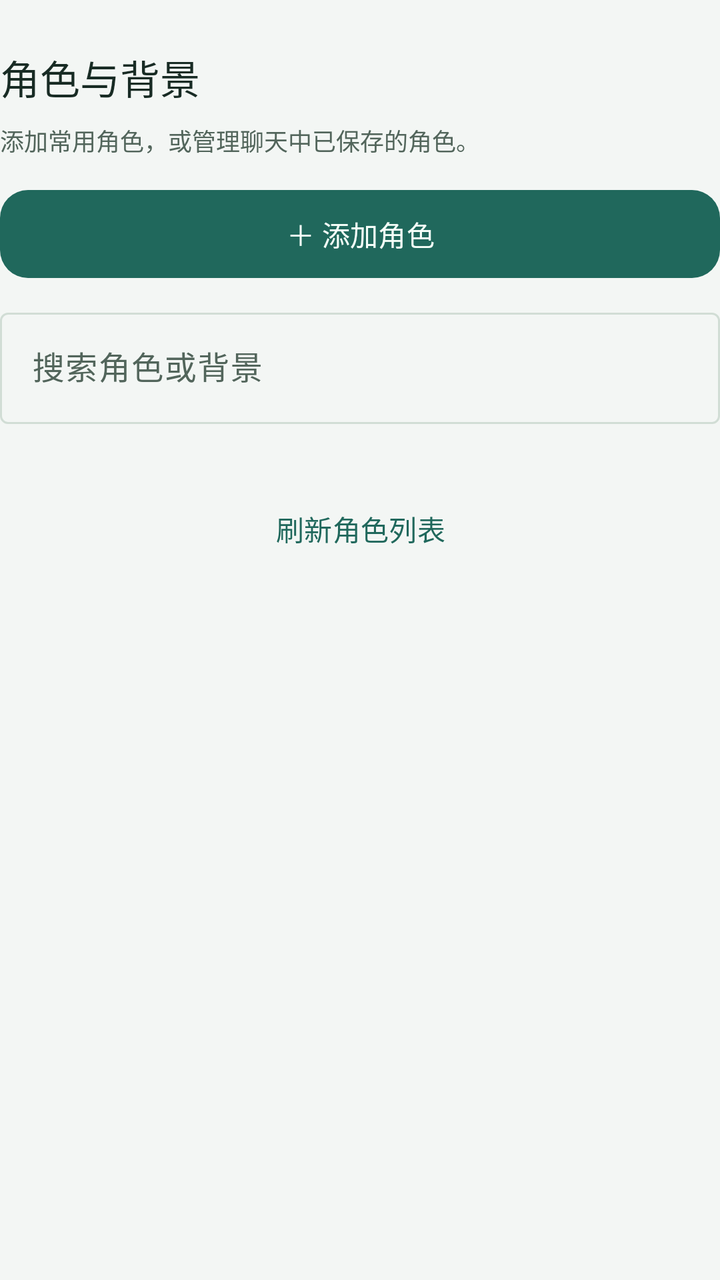
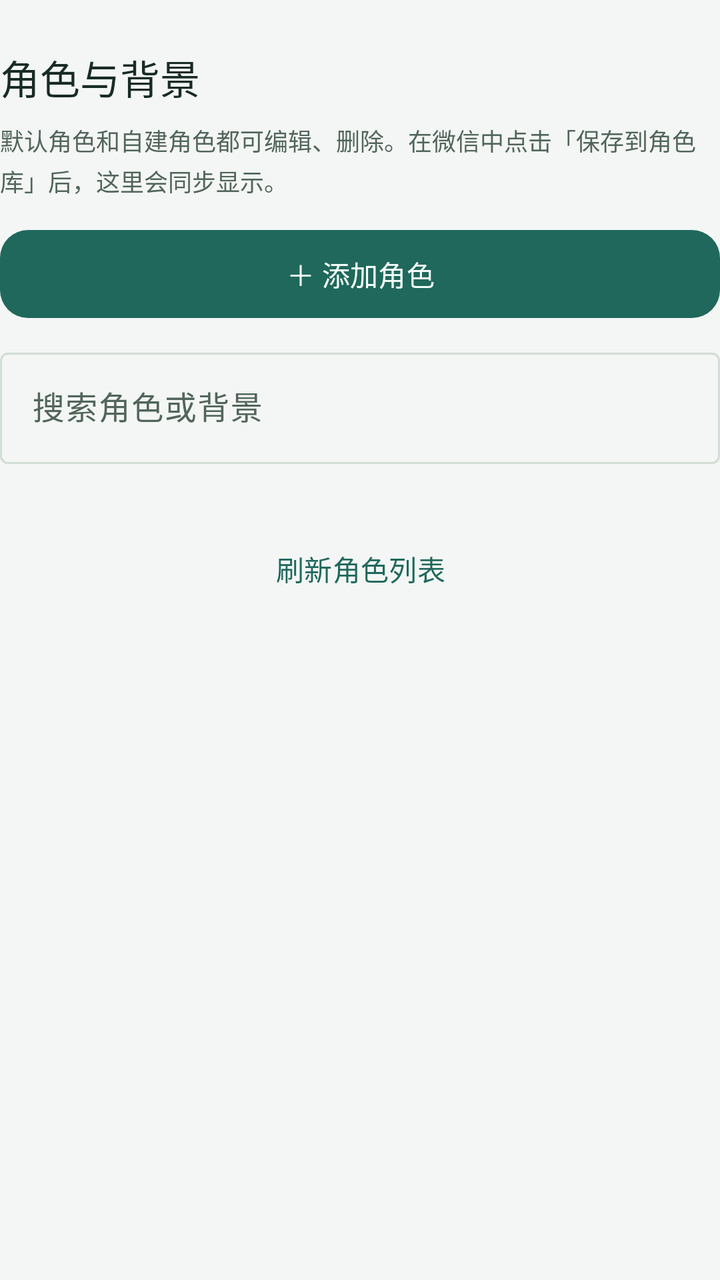

The first picture is an Android layout as it rendered before a commit; the second is the same layout after the commit. The layout source and the unified diff follow.
<!-- AndroidManifest.xml: application theme Theme.WeChatMood -->
<!-- res/layout/role_manager.xml -->
<?xml version="1.0" encoding="utf-8"?>
<LinearLayout xmlns:android="http://schemas.android.com/apk/res/android" xmlns:app="http://schemas.android.com/apk/res-auto" android:layout_width="match_parent" android:layout_height="wrap_content" android:orientation="vertical">
    <TextView style="@style/Yanwai.Section" android:text="角色与背景" android:layout_marginTop="24dp" />
    <TextView style="@style/Yanwai.Caption" android:text="添加常用角色，或管理聊天中已保存的角色。" />
    <com.google.android.material.button.MaterialButton android:id="@+id/addRole" style="@style/Yanwai.Button" android:layout_marginTop="12dp" android:text="＋ 添加角色" />
    <com.google.android.material.textfield.TextInputLayout style="@style/Widget.Material3.TextInputLayout.OutlinedBox" android:layout_width="match_parent" android:layout_height="wrap_content" android:layout_marginTop="8dp" android:hint="搜索角色或背景" app:endIconMode="clear_text">
        <com.google.android.material.textfield.TextInputEditText android:id="@+id/searchRoles" android:layout_width="match_parent" android:layout_height="wrap_content" android:minHeight="48dp" android:singleLine="true" android:inputType="text" android:saveEnabled="false" android:importantForAutofill="no" />
    </com.google.android.material.textfield.TextInputLayout>
    <com.google.android.material.card.MaterialCardView android:id="@+id/editorCard" style="@style/Yanwai.SettingsCard" android:visibility="gone">
        <LinearLayout android:layout_width="match_parent" android:layout_height="wrap_content" android:orientation="vertical" android:padding="16dp">
            <TextView android:id="@+id/editorTitle" style="@style/Yanwai.Section" android:layout_marginTop="0dp" android:text="添加角色" />
            <com.google.android.material.textfield.TextInputLayout android:id="@+id/nameLayout" style="@style/Widget.Material3.TextInputLayout.OutlinedBox" android:layout_width="match_parent" android:layout_height="wrap_content" android:hint="角色名称，如：前同事" app:counterEnabled="true" app:counterMaxLength="40">
                <com.google.android.material.textfield.TextInputEditText android:id="@+id/roleName" android:layout_width="match_parent" android:layout_height="wrap_content" android:minHeight="56dp" android:inputType="text" android:singleLine="true" android:maxLength="40" android:saveEnabled="false" android:importantForAutofill="no" />
            </com.google.android.material.textfield.TextInputLayout>
            <com.google.android.material.textfield.TextInputLayout android:id="@+id/backgroundLayout" style="@style/Widget.Material3.TextInputLayout.OutlinedBox" android:layout_width="match_parent" android:layout_height="wrap_content" android:layout_marginTop="12dp" android:hint="角色背景（选填）" app:helperText="相处经历、沟通习惯、偏好或需要注意的事情。" app:counterEnabled="true" app:counterMaxLength="2000">
                <com.google.android.material.textfield.TextInputEditText android:id="@+id/roleBackground" android:layout_width="match_parent" android:layout_height="wrap_content" android:inputType="textMultiLine|textCapSentences" android:minLines="4" android:maxLines="8" android:maxLength="2000" android:gravity="top" android:saveEnabled="false" android:importantForAutofill="no" />
            </com.google.android.material.textfield.TextInputLayout>
            <TextView android:id="@+id/editorHint" style="@style/Yanwai.Caption" android:layout_marginTop="8dp" android:text="在微信里选择角色后，名称和背景会保存到当前聊天。" />
            <com.google.android.material.button.MaterialButton android:id="@+id/saveRole" style="@style/Yanwai.Button" android:layout_marginTop="12dp" android:text="保存角色" />
            <com.google.android.material.button.MaterialButton android:id="@+id/cancelEdit" style="@style/Yanwai.Button.Text" android:text="取消" />
        </LinearLayout>
    </com.google.android.material.card.MaterialCardView>
    <com.google.android.material.progressindicator.LinearProgressIndicator android:id="@+id/roleProgress" android:layout_width="match_parent" android:layout_height="4dp" android:layout_marginTop="12dp" android:indeterminate="true" android:visibility="gone" android:contentDescription="正在读取或保存角色" />
    <TextView android:id="@+id/roleStatus" style="@style/Yanwai.Caption" android:layout_marginTop="12dp" android:accessibilityLiveRegion="polite" />
    <com.google.android.material.button.MaterialButton android:id="@+id/refreshRoles" style="@style/Yanwai.Button.Text" android:text="刷新角色列表" />
    <LinearLayout android:id="@+id/roleList" android:layout_width="match_parent" android:layout_height="wrap_content" android:orientation="vertical" />
</LinearLayout>
<!-- resources referenced by this layout -->
<resources>
  <style name="Yanwai.Button" parent="Widget.Material3.Button">
          <item name="android:layout_width">match_parent</item>
          <item name="android:layout_height">wrap_content</item>
          <item name="android:minHeight">52dp</item>
          <item name="cornerRadius">14dp</item>
          <item name="android:textSize">14sp</item>
          <item name="android:textAllCaps">false</item>
      </style>
  <style name="Yanwai.Button.Text" parent="Widget.Material3.Button.TextButton">
          <item name="android:layout_width">match_parent</item>
          <item name="android:layout_height">wrap_content</item>
          <item name="android:minHeight">48dp</item>
          <item name="android:textAllCaps">false</item>
      </style>
  <style name="Yanwai.Caption" parent="Yanwai.Body">
          <item name="android:textSize">12sp</item>
      </style>
  <style name="Yanwai.Section" parent="Yanwai.Body">
          <item name="android:textSize">20sp</item>
          <item name="android:fontFamily">sans-serif-medium</item>
          <item name="android:textColor">@color/text_primary</item>
          <item name="android:layout_marginTop">32dp</item>
          <item name="android:layout_marginBottom">8dp</item>
          <item name="android:accessibilityHeading">true</item>
      </style>
  <style name="Yanwai.SettingsCard" parent="Widget.Material3.CardView.Outlined">
          <item name="android:layout_width">match_parent</item><item name="android:layout_height">wrap_content</item>
          <item name="android:layout_marginTop">20dp</item><item name="cardCornerRadius">20dp</item>
          <item name="cardBackgroundColor">@color/panel_surface</item><item name="strokeColor">@color/outline_subtle</item><item name="cardElevation">0dp</item>
      </style>
  <style name="Theme.WeChatMood" parent="Theme.Material3.DayNight.NoActionBar">
          <item name="colorPrimary">@color/brand_primary</item>
          <item name="colorOnPrimary">@color/brand_on_primary</item>
          <item name="colorSecondaryContainer">@color/status_success_bg</item>
          <item name="colorOnSecondaryContainer">@color/brand_primary</item>
          <item name="colorSecondary">@color/brand_primary</item>
          <item name="colorOnSecondary">@color/brand_on_primary</item>
          <item name="android:colorBackground">@color/page_background</item>
          <item name="colorSurface">@color/panel_surface</item>
          <item name="colorOnSurface">@color/text_primary</item>
          <item name="colorOnSurfaceVariant">@color/text_secondary</item>
          <item name="colorOutline">@color/outline_subtle</item>
          <item name="colorPrimaryContainer">@color/status_success_bg</item>
          <item name="colorOnPrimaryContainer">@color/status_success</item>
          <item name="colorError">@color/status_error</item>
          <item name="colorErrorContainer">@color/status_error_bg</item>
      </style>
  <style name="Yanwai.Body" parent="">
          <item name="android:layout_width">match_parent</item>
          <item name="android:layout_height">wrap_content</item>
          <item name="android:textSize">14sp</item>
          <item name="android:textColor">@color/text_secondary</item>
          <item name="android:lineSpacingExtra">3dp</item>
      </style>
  <color name="text_primary">#182B24</color>
  <color name="panel_surface">#FCFEFC</color>
  <color name="outline_subtle">#D1DDD5</color>
  <color name="brand_primary">#20685C</color>
  <color name="brand_on_primary">#F5FFF9</color>
  <color name="status_success_bg">#DDEFE5</color>
  <color name="page_background">#F3F6F4</color>
  <color name="text_secondary">#52655B</color>
  <color name="status_success">#1B6651</color>
  <color name="status_error">#9B3336</color>
  <color name="status_error_bg">#F8E3E2</color>
</resources>

<!-- the commit's change to res/layout/role_manager.xml (unified diff, before → after) -->
@@ -1,7 +1,7 @@
 <?xml version="1.0" encoding="utf-8"?>
 <LinearLayout xmlns:android="http://schemas.android.com/apk/res/android" xmlns:app="http://schemas.android.com/apk/res-auto" android:layout_width="match_parent" android:layout_height="wrap_content" android:orientation="vertical">
     <TextView style="@style/Yanwai.Section" android:text="角色与背景" android:layout_marginTop="24dp" />
-    <TextView style="@style/Yanwai.Caption" android:text="添加常用角色，或管理聊天中已保存的角色。" />
+    <TextView style="@style/Yanwai.Caption" android:text="默认角色和自建角色都可编辑、删除。在微信中点击「保存到角色库」后，这里会同步显示。" />
     <com.google.android.material.button.MaterialButton android:id="@+id/addRole" style="@style/Yanwai.Button" android:layout_marginTop="12dp" android:text="＋ 添加角色" />
     <com.google.android.material.textfield.TextInputLayout style="@style/Widget.Material3.TextInputLayout.OutlinedBox" android:layout_width="match_parent" android:layout_height="wrap_content" android:layout_marginTop="8dp" android:hint="搜索角色或背景" app:endIconMode="clear_text">
         <com.google.android.material.textfield.TextInputEditText android:id="@+id/searchRoles" android:layout_width="match_parent" android:layout_height="wrap_content" android:minHeight="48dp" android:singleLine="true" android:inputType="text" android:saveEnabled="false" android:importantForAutofill="no" />
